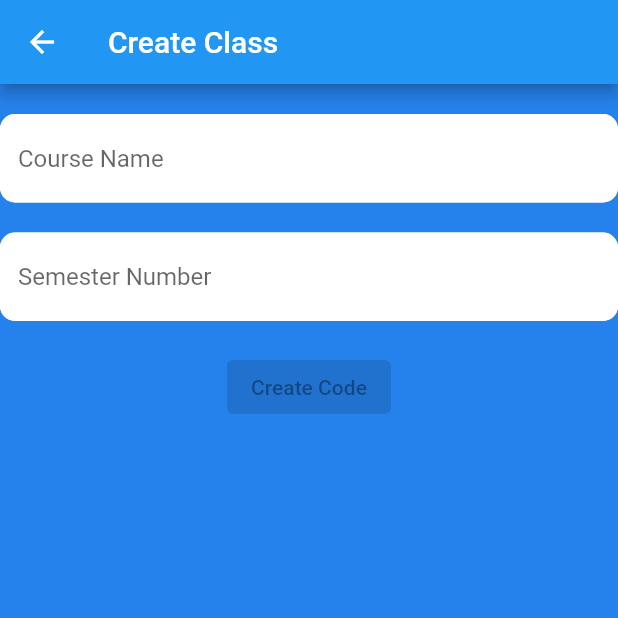
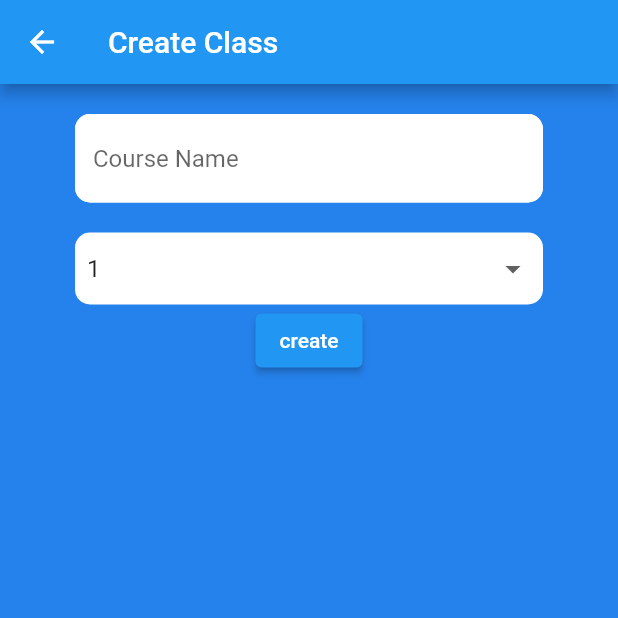
Before and after one commit to kunaldiwakar31/attendence-app, a Flutter app: the CreateClass screen opened directly, on a phone screen of 412 x 824 dp, the top half of it. Run offline on Flutter 3.47's test engine with Material 2 defaults, Android fonts, the phone set to English and light mode, and no system bars; our stand-ins replace cloud_firestore, firebase_auth, firebase_core; accounts and stored records are empty.

Commit message:
changed createClass UI

```diff
--- a/lib/createClass.dart
+++ b/lib/createClass.dart
@@ -2,8 +2,18 @@
 
 import 'package:flutter/material.dart';
 
-class CreateClass extends StatelessWidget {
+class CreateClass extends StatefulWidget {
   const CreateClass({Key? key}) : super(key: key);
+
+  @override
+  _CreateClassState createState() => _CreateClassState();
+}
+
+class _CreateClassState extends State<CreateClass> {
+  final _formKey = GlobalKey<FormState>();
+  String course_name = "";
+  String semester = "1";
+  final semesters = ["1", "2", "3", "4", "5", "6", "7", "8"];
 
   @override
   Widget build(BuildContext context) {
@@ -12,13 +22,14 @@ class CreateClass extends StatelessWidget {
         title: const Text("Create Class"),
       ),
       backgroundColor: const Color.fromARGB(255, 37, 130, 236),
-      body: Container(
+      body: SingleChildScrollView(
+        child: Container(
+          padding: const EdgeInsets.symmetric(horizontal: 50, vertical: 20),
+          child: Form(
+            key: _formKey,
             child: Column(
-        children: const <Widget>[
-          const SizedBox(
-            height: 20.0,
-          ),
-          TextField(
+              children: [
+                TextFormField(
                   decoration: const InputDecoration(
                     hintText: 'Course Name',
                     fillColor: Colors.white,
@@ -27,34 +38,114 @@ class CreateClass extends StatelessWidget {
                         borderSide: BorderSide(color: Colors.white, width: 2.0),
                         borderRadius: BorderRadius.all(Radius.circular(10.0))),
                     focusedBorder: OutlineInputBorder(
-                  borderSide:
-                      BorderSide(color: Colors.lightBlueAccent, width: 2.0),
+                        borderSide: BorderSide(
+                            color: Colors.lightBlueAccent, width: 2.0),
                         borderRadius: BorderRadius.all(Radius.circular(10.0))),
                   ),
+                  validator: (val) =>
+                      val!.isEmpty ? 'Enter Course Name !!' : null,
+                  onChanged: (val) {
+                    setState(() {
+                      course_name = val;
+                    });
+                  },
                 ),
                 const SizedBox(
                   height: 20.0,
                 ),
-          TextField(
-            decoration: const InputDecoration(
-              hintText: 'Semester Number',
-              fillColor: Colors.white,
-              filled: true,
-              enabledBorder: OutlineInputBorder(
-                  borderSide: BorderSide(color: Colors.white, width: 2.0),
-                  borderRadius: BorderRadius.all(Radius.circular(10.0))),
-              focusedBorder: OutlineInputBorder(
-                  borderSide:
-                      BorderSide(color: Colors.lightBlueAccent, width: 2.0),
-                  borderRadius: BorderRadius.all(Radius.circular(10.0))),
+                Container(
+                  decoration: const BoxDecoration(
+                      borderRadius: BorderRadius.all(Radius.circular(10)),
+                      color: Colors.white),
+                  child: Padding(
+                    padding: const EdgeInsets.symmetric(horizontal: 8.0),
+                    child: DropdownButton<String>(
+                      value: semester.toString(),
+                      isExpanded: true,
+                      underline: const SizedBox(),
+                      items: semesters.map(buildMenuItem).toList(),
+                      onChanged: (value) => {
+                        setState(() {
+                          semester = value.toString();
+                        })
+                      },
                     ),
                   ),
-          const SizedBox(
-            height: 20.0,
                 ),
-          ElevatedButton(onPressed: null, child: const Text("Create Code")),
+                ElevatedButton(
+                  onPressed: (() {
+                    print(course_name);
+                    print(semester);
+                  }),
+                  child: const Text('create'),
+                ),
               ],
-      )),
+            ),
+          ),
+        ),
+      ),
     );
   }
 }
+
+DropdownMenuItem<String> buildMenuItem(String item) {
+  return DropdownMenuItem(
+      value: item, child: Text(item, style: const TextStyle(fontSize: 16)));
+}
+
+// class CreateClass extends StatelessWidget {
+//   const CreateClass({Key? key}) : super(key: key);
+
+//   @override
+//   Widget build(BuildContext context) {
+//     return Scaffold(
+//       appBar: AppBar(
+//         title: const Text("Create Class"),
+//       ),
+//       backgroundColor: const Color.fromARGB(255, 37, 130, 236),
+//       body: Container(
+//           child: Column(
+//         children: const <Widget>[
+//           const SizedBox(
+//             height: 20.0,
+//           ),
+//           TextField(
+//             decoration: const InputDecoration(
+//               hintText: 'Course Name',
+//               fillColor: Colors.white,
+//               filled: true,
+//               enabledBorder: OutlineInputBorder(
+//                   borderSide: BorderSide(color: Colors.white, width: 2.0),
+//                   borderRadius: BorderRadius.all(Radius.circular(10.0))),
+//               focusedBorder: OutlineInputBorder(
+//                   borderSide:
+//                       BorderSide(color: Colors.lightBlueAccent, width: 2.0),
+//                   borderRadius: BorderRadius.all(Radius.circular(10.0))),
+//             ),
+//           ),
+//           const SizedBox(
+//             height: 20.0,
+//           ),
+//           TextField(
+//             decoration: const InputDecoration(
+//               hintText: 'Semester Number',
+//               fillColor: Colors.white,
+//               filled: true,
+//               enabledBorder: OutlineInputBorder(
+//                   borderSide: BorderSide(color: Colors.white, width: 2.0),
+//                   borderRadius: BorderRadius.all(Radius.circular(10.0))),
+//               focusedBorder: OutlineInputBorder(
+//                   borderSide:
+//                       BorderSide(color: Colors.lightBlueAccent, width: 2.0),
+//                   borderRadius: BorderRadius.all(Radius.circular(10.0))),
+//             ),
+//           ),
+//           const SizedBox(
+//             height: 20.0,
+//           ),
+//           ElevatedButton(onPressed: null, child: const Text("Create Code")),
+//         ],
+//       )),
+//     );
+//   }
+// }
```
Lines whose indentation alone changed are shown as unchanged.
